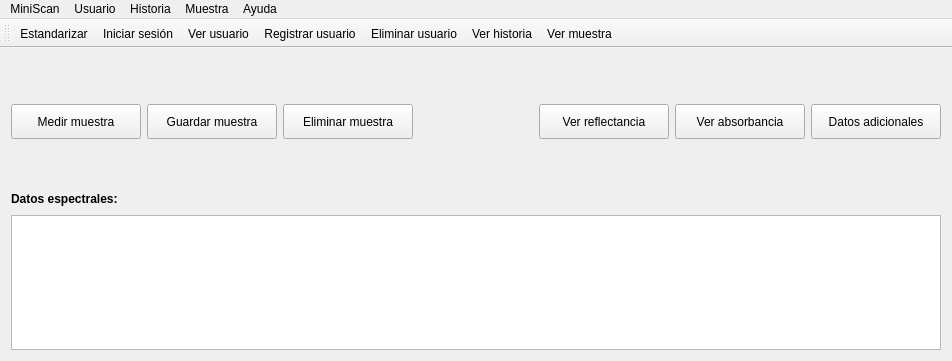
First picture: the form in mainwindow.ui, repository Gabnz/Spectrasoft, before the edit.
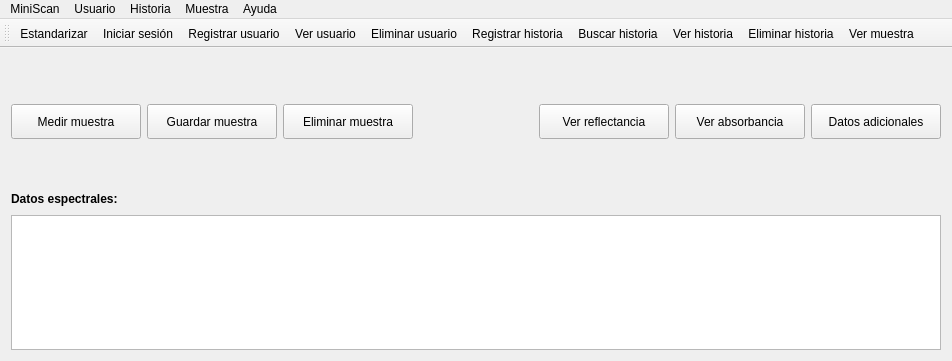
Second picture: the form after the edit. Icons and pictures are not drawn.

Commit message: Implementando operaciones para las historias

```diff
--- a/mainwindow.ui
+++ b/mainwindow.ui
@@ -621,10 +621,13 @@
    </attribute>
    <addaction name="actionEstandarizar"/>
    <addaction name="actionIniciar_sesion"/>
-   <addaction name="actionVer_usuario"/>
    <addaction name="actionRegistrar_usuario"/>
+   <addaction name="actionVer_usuario"/>
    <addaction name="actionEliminar_usuario"/>
+   <addaction name="actionRegistrar_historia"/>
+   <addaction name="actionBuscar_historia"/>
    <addaction name="actionVer_historia"/>
+   <addaction name="actionEliminar_historia"/>
    <addaction name="actionVer_muestra"/>
   </widget>
   <action name="actionConectar">
```
Left out of the diff: 6 changed lines with no effect on the pictures. The commit also changes 23 other files.
